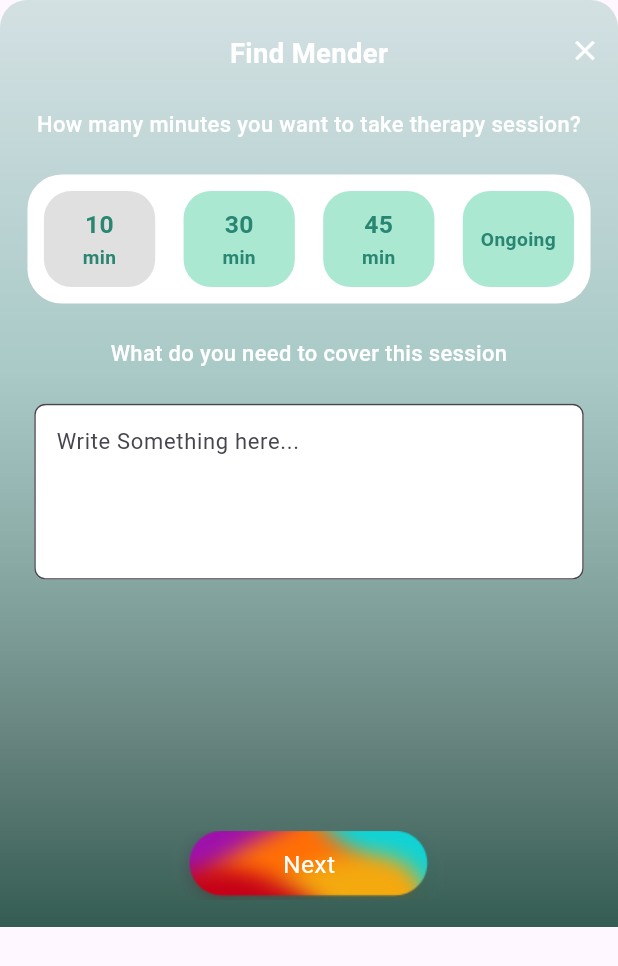
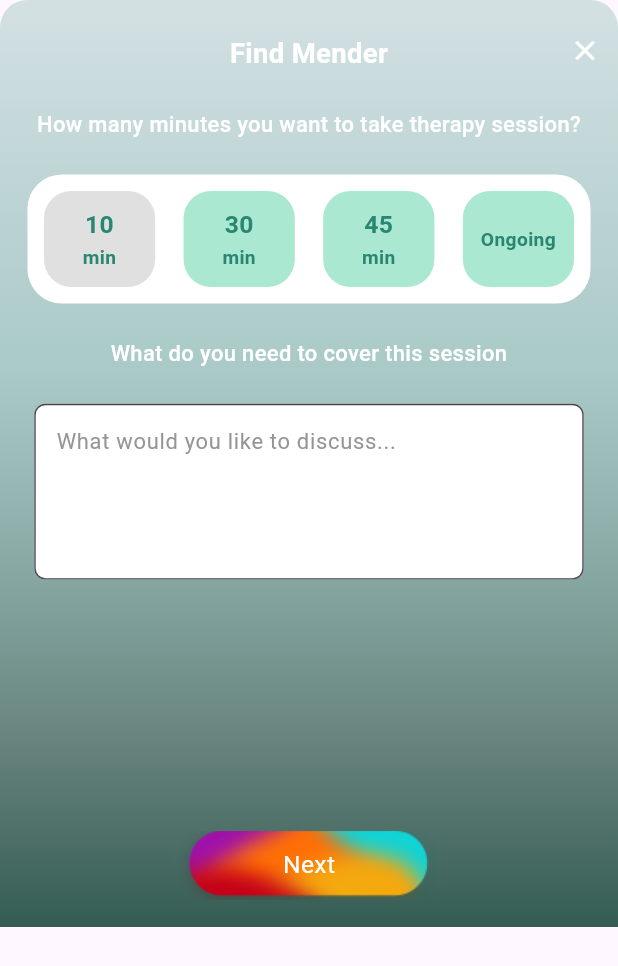
Before and after one commit to AdventureSeeker88/Mened_App, a Flutter app: the FindMendorBottomSheet widget shown alone on an empty page, opened directly, on a phone screen of 412 x 824 dp. Shown: the top 966 px of the screen. Run offline on Flutter 3.47's test engine with Material 2 defaults, Android fonts, the phone set to English and light mode, and no system bars; our stand-ins replace cached_network_image, cloud_firestore, file_picker, firebase_auth, firebase_core, firebase_messaging and 14 more; missing offline and left inert: agora_rtc_engine, app_settings, flutter_animated_dialog; accounts and stored records are empty; project files that could hold a hidden picture were left out.

Commit message:
find mender ui fixed

```diff
--- a/lib/views/mender/bottomsheet/find_mender_bottom_sheet.dart
+++ b/lib/views/mender/bottomsheet/find_mender_bottom_sheet.dart
@@ -196,7 +196,8 @@
                         ),
                         borderRadius: BorderRadius.circular(8),
                       ),
-                      hintText: "Write Something here...",
+                      hintText: "What would you like to discuss...",
+                      hintStyle: TextStyle(color: themegreytextcolor)
                     ),
                     validator: (value) {
                       if (value!.isEmpty) {
```
Also changed, not shown: lib/navigation/bottom_nav_bar.dart (+8 -3 lines), lib/views/mender/bottomsheet/founded_member_bottom_sheet.dart (+12 -7 lines).
